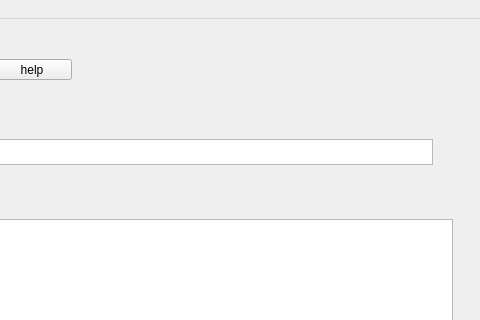
leaptop/repos2, file 004_CHMV/QTLearning/CW01/mainwindow.ui: the form before one commit; both pictures show x 448 to 928 and y 0 to 320 of the 928 by 624 pixel window.
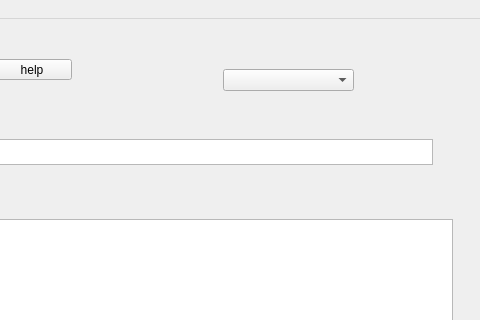
The form after the commit.

Patch:
```diff
--- a/004_CHMV/QTLearning/CW01/mainwindow.ui
+++ b/004_CHMV/QTLearning/CW01/mainwindow.ui
@@ -157,6 +157,16 @@
      <string>Удалить выбранную запись</string>
     </property>
    </widget>
+   <widget class="QComboBox" name="comboBox">
+    <property name="geometry">
+     <rect>
+      <x>671</x>
+      <y>50</y>
+      <width>131</width>
+      <height>22</height>
+     </rect>
+    </property>
+   </widget>
   </widget>
   <widget class="QMenuBar" name="menubar">
    <property name="geometry">
```
